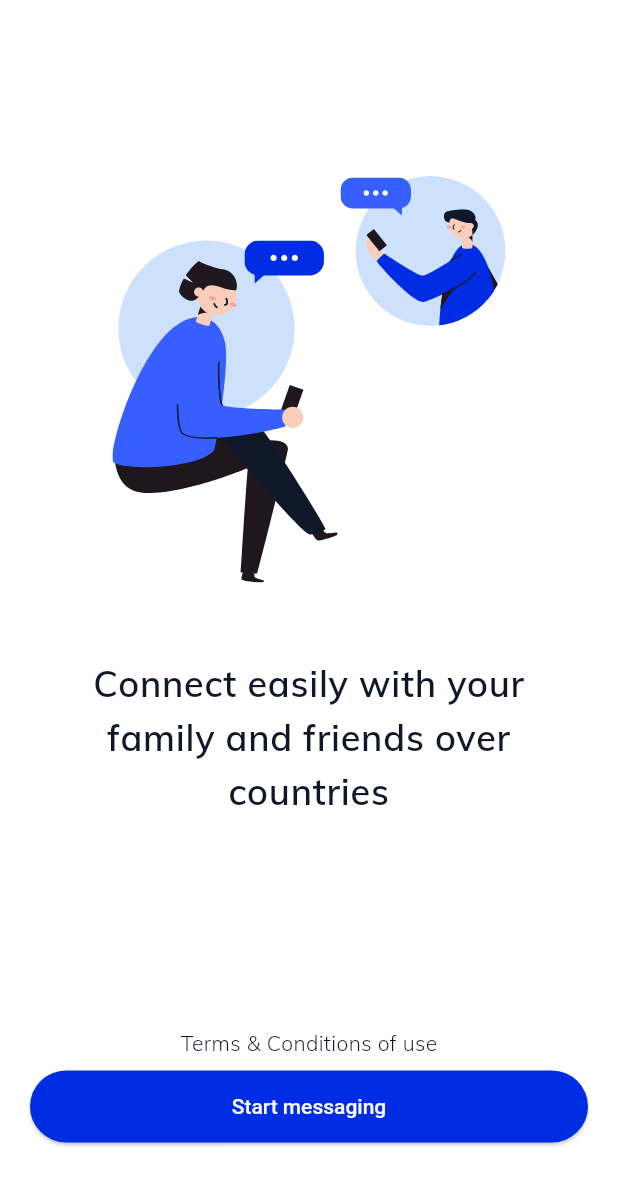
After one commit to LagunaPDevs/flutter-chat-app, a Flutter app: the StartPage screen opened by its route, on a phone screen of 412 x 824 dp. The commit adds this screen. Shown: the top 1185 px of the screen. Run offline on Flutter 3.47's test engine with Material 3 defaults, Android fonts, the phone set to English and light mode, and no system bars; our stand-ins replace flutter_secure_storage, flutter_svg, lottie, pull_to_refresh, socket_io_client; accounts and stored records are empty; network calls fail.

Commit message:
Add start page

```diff
--- a/lib/pages/loading_page/loading_page.dart
+++ b/lib/pages/loading_page/loading_page.dart
@@ -1,6 +1,11 @@
 import 'package:flutter/material.dart';
+
+// external libraries
+import 'package:lottie/lottie.dart';
 import 'package:provider/provider.dart';
-import 'package:realtime_chat/pages/login_page/login_page.dart';
+
+// project imports
+import 'package:realtime_chat/pages/start_page/start_page.dart';
 import 'package:realtime_chat/pages/users_page/users_page.dart';
 import 'package:realtime_chat/services/auth_service.dart';
 import 'package:realtime_chat/services/socket_service.dart';
@@ -14,9 +19,13 @@ class LoadingPage extends StatelessWidget {
       body: FutureBuilder(
         future: checkLoginState(context),
         builder: (BuildContext context, AsyncSnapshot<dynamic> snapshot) {
-          return const Center(
-            child: Text('Wait...'),
-          );
+          return Scaffold(
+              backgroundColor: Theme.of(context).primaryColor,
+              body: Center(
+                child: SizedBox(
+                    width: MediaQuery.of(context).size.width * 0.5,
+                    child: Lottie.asset('assets/lottie/loading_lottie.json')),
+              ));
         },
       ),
     );
@@ -37,14 +46,14 @@ class LoadingPage extends StatelessWidget {
           context,
           PageRouteBuilder(
               pageBuilder: (_, __, ___) => const UsersPage(),
-              transitionDuration: const Duration(milliseconds: 0)));
+              transitionDuration: const Duration(milliseconds: 400)));
     } else {
       // Replace default animation between pages
       Navigator.pushReplacement(
           context,
           PageRouteBuilder(
-              pageBuilder: (_, __, ___) => const LoginPage(),
-              transitionDuration: const Duration(milliseconds: 0)));
+              pageBuilder: (_, __, ___) => const StartPage(),
+              transitionDuration: const Duration(milliseconds: 400)));
     }
   }
 }
--- /dev/null
+++ b/lib/pages/start_page/start_page.dart
@@ -0,0 +1,33 @@
+import 'package:flutter/material.dart';
+
+// project imports
+import 'package:realtime_chat/pages/start_page/widgets/presentation_logo.dart';
+import 'package:realtime_chat/pages/start_page/widgets/start_button.dart';
+
+class StartPage extends StatelessWidget {
+  const StartPage({Key? key}) : super(key: key);
+
+  @override
+  Widget build(BuildContext context) {
+    return Scaffold(
+        backgroundColor: Theme.of(context).primaryColor,
+        body: SafeArea(
+            child: SingleChildScrollView(
+          padding: const EdgeInsets.symmetric(horizontal: 20, vertical: 40),
+          physics: const BouncingScrollPhysics(),
+          child: SizedBox(
+            height: MediaQuery.of(context).size.height * 0.9,
+            child: const Column(
+              mainAxisAlignment: MainAxisAlignment.spaceBetween,
+              crossAxisAlignment: CrossAxisAlignment.center,
+              children: [
+                PresentationLogo(
+                    title:
+                        "Connect easily with your family and friends over countries"),
+                StartButton()
+              ],
+            ),
+          ),
+        )));
+  }
+}
--- /dev/null
+++ b/lib/pages/start_page/widgets/presentation_logo.dart
@@ -0,0 +1,35 @@
+import 'package:flutter/material.dart';
+
+// external libraries
+import 'package:flutter_svg/svg.dart';
+
+class PresentationLogo extends StatelessWidget {
+  final String title;
+  const PresentationLogo({Key? key, required this.title}) : super(key: key);
+
+  @override
+  Widget build(BuildContext context) {
+    return Center(
+      child: Padding(
+        padding: const EdgeInsets.all(8.0),
+        child: Column(children: [
+          const SizedBox(
+            height: 40,
+          ),
+          SizedBox(
+            height: MediaQuery.of(context).size.height * 0.4,
+            child: SvgPicture.asset('assets/illustration.svg'),
+          ),
+          const SizedBox(
+            height: 20,
+          ),
+          Text(
+            title,
+            style: Theme.of(context).textTheme.bodyLarge,
+            textAlign: TextAlign.center,
+          ),
+        ]),
+      ),
+    );
+  }
+}
--- /dev/null
+++ b/lib/pages/start_page/widgets/start_button.dart
@@ -0,0 +1,30 @@
+import 'package:flutter/material.dart';
+
+class StartButton extends StatelessWidget {
+  const StartButton({Key? key}) : super(key: key);
+
+  @override
+  Widget build(BuildContext context) {
+    return SizedBox(
+      child: Column(
+        children: [
+          const Text(
+            'Terms & Conditions of use',
+            style: TextStyle(fontWeight: FontWeight.w200),
+          ),
+          const SizedBox(
+            height: 8,
+          ),
+          ElevatedButton(
+              onPressed: () {
+                Navigator.pushReplacementNamed(context, "login");
+              },
+              child: const Center(child: Text("Start messaging"))),
+          const SizedBox(
+            height: 20,
+          )
+        ],
+      ),
+    );
+  }
+}
--- a/lib/routes/routes.dart
+++ b/lib/routes/routes.dart
@@ -1,8 +1,10 @@
 import 'package:flutter/cupertino.dart';
+
 import 'package:realtime_chat/pages/chat_page/chat_page.dart';
 import 'package:realtime_chat/pages/loading_page/loading_page.dart';
 import 'package:realtime_chat/pages/login_page/login_page.dart';
 import 'package:realtime_chat/pages/register_page/register_page.dart';
+import 'package:realtime_chat/pages/start_page/start_page.dart';
 import 'package:realtime_chat/pages/users_page/users_page.dart';
 
 final Map<String, Widget Function(BuildContext)> appRoutes = {
@@ -11,4 +13,5 @@ final Map<String, Widget Function(BuildContext)> appRoutes = {
   'login': (_) => const LoginPage(),
   'register': (_) => const RegisterPage(),
   'loading': (_) => const LoadingPage(),
+  'start': (_) => const StartPage()
 };
--- a/pubspec.yaml
+++ b/pubspec.yaml
@@ -18,6 +18,8 @@ dependencies:
   http: ^0.13.4
   flutter_secure_storage: ^5.0.2
   socket_io_client: ^3.0.0
+  flutter_svg: ^2.0.9
+  lottie: ^2.7.0
 
 dev_dependencies:
   flutter_test:
@@ -40,6 +42,7 @@ flutter:
   assets:
     - assets/
     - assets/icons/
+    - assets/lottie/
 
   # fonts
   fonts:
```
Also changed, not shown: assets/lottie/loading_lottie.json (added, +1 -0 lines), pubspec.lock.
